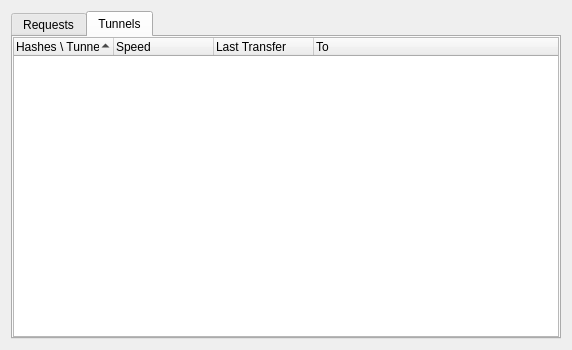
RetroShare/RetroShare, file retroshare-gui/src/gui/statistics/TurtleRouterDialog.ui: the form before one commit.
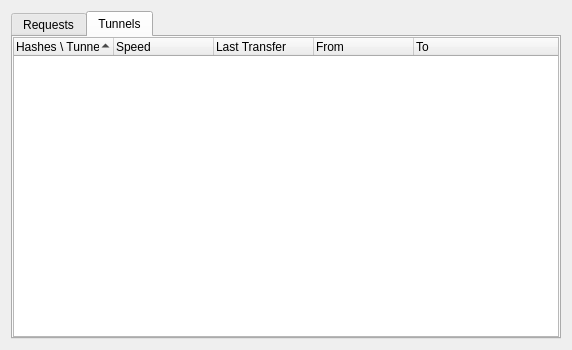
The form after the commit. The open tabs and pages were chosen to show the change.

Commit message: Turtle Router Statistics: improve sorting, data formatting, and memory usage

What changed in the file:
```diff
--- a/retroshare-gui/src/gui/statistics/TurtleRouterDialog.ui
+++ b/retroshare-gui/src/gui/statistics/TurtleRouterDialog.ui
@@ -105,6 +105,11 @@
            <string>Last Transfer</string>
           </property>
          </column>
+         <column>
+          <property name="text">
+           <string>From</string>
+          </property>
+         </column>
          <column>
           <property name="text">
            <string>To</string>
```
The commit also changes 2 other files.
